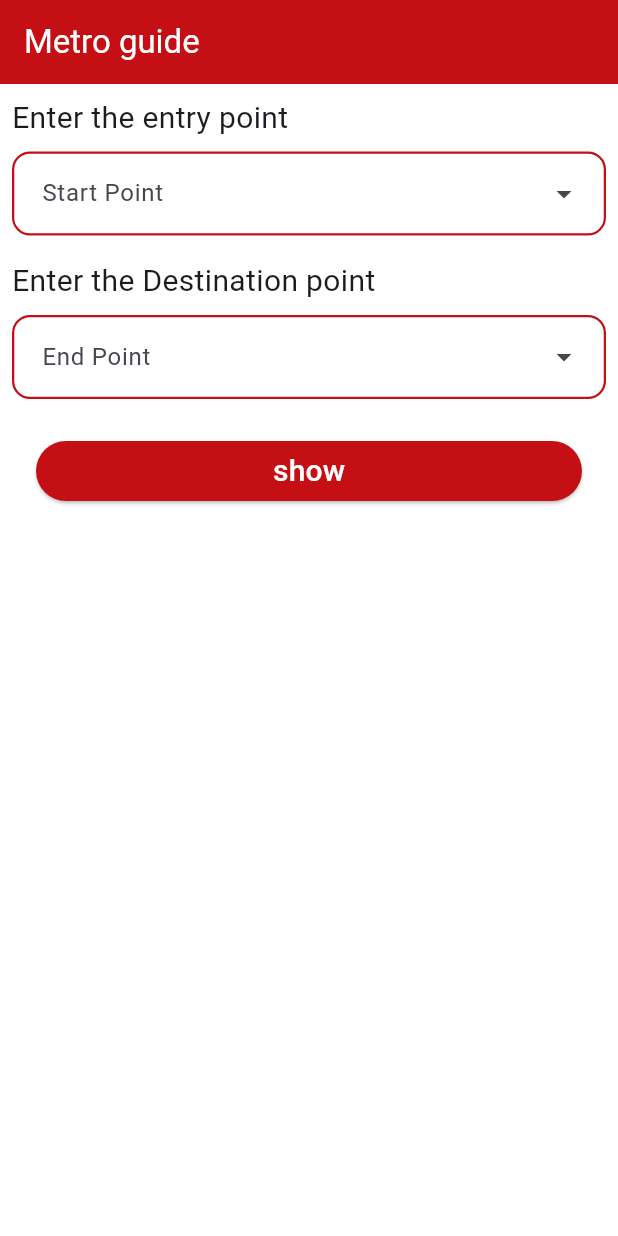
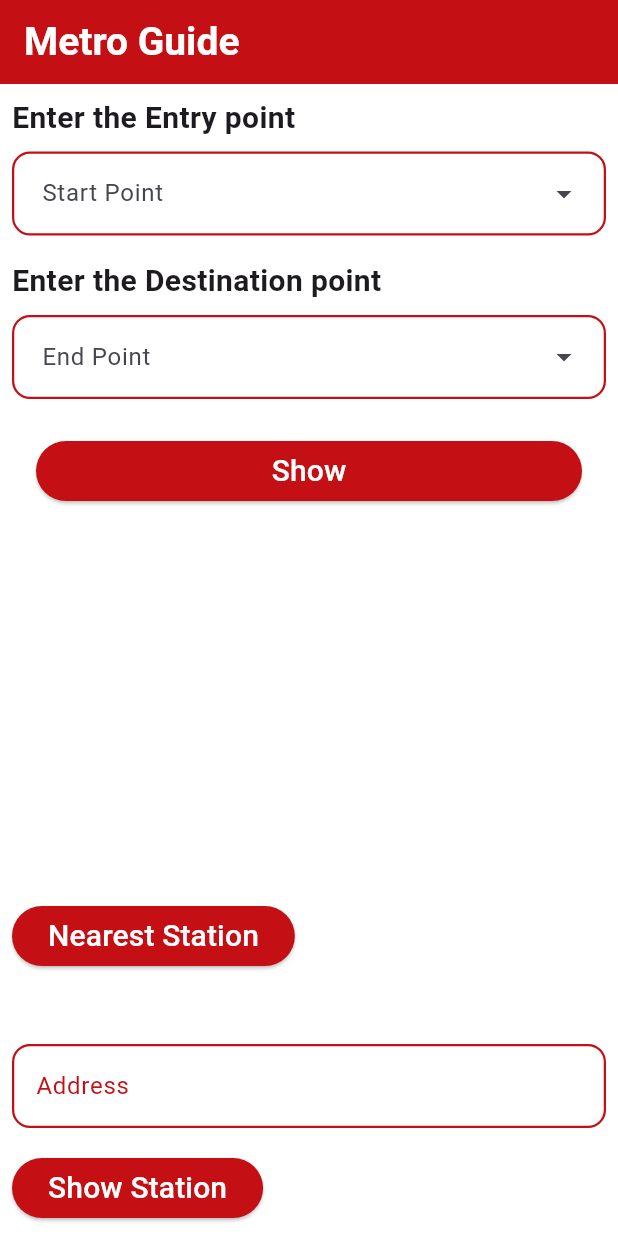
Before and after one commit to mhmdashraf11/Metro-app, a Flutter app: the screen it shows after launch, on a phone screen of 412 x 824 dp. Run offline on Flutter 3.47's test engine with Material 3 defaults, Android fonts, the phone set to English and light mode, and no system bars; our stand-ins replace dartx, get.

Commit message:
home updates

```diff
--- a/lib/input_page.dart
+++ b/lib/input_page.dart
@@ -96,12 +96,20 @@ class InputPage extends StatelessWidget {
   List<List<String>> routes = [];
   final entryCont = TextEditingController();
   final DestinationCont = TextEditingController();
+  final addressCont = TextEditingController();
   @override
   Widget build(BuildContext context) {
     return Scaffold(
       backgroundColor: Colors.white,
       appBar: AppBar(
-        title: Text('Metro guide', style: TextStyle(color: Colors.white)),
+        title: Text(
+          'Metro Guide',
+          style: TextStyle(
+            color: Colors.white,
+            fontWeight: FontWeight.bold,
+            fontSize: 26,
+          ),
+        ),
         backgroundColor: Color(0xFFc41014),
       ),
       body: SafeArea(
@@ -113,8 +121,8 @@ class InputPage extends StatelessWidget {
               Align(
                 alignment: Alignment.topLeft,
                 child: Text(
-                  'Enter the entry point',
-                  style: TextStyle(fontSize: 20),
+                  'Enter the Entry point',
+                  style: TextStyle(fontSize: 20, fontWeight: FontWeight.bold),
                 ),
               ),
               DropdownMenu(
@@ -177,7 +185,7 @@ class InputPage extends StatelessWidget {
                   padding: const EdgeInsets.only(top: 8),
                   child: Text(
                     'Enter the Destination point',
-                    style: TextStyle(fontSize: 20),
+                    style: TextStyle(fontSize: 20, fontWeight: FontWeight.bold),
                   ),
                 ),
               ),
@@ -249,7 +257,7 @@ class InputPage extends StatelessWidget {
                       if (routes.isNotEmpty) {
                         final minRoute = routes.minBy((route) => route.length)!;
                         count.value =
-                            ' Number of stations : ${Metro().stationCount(minRoute)}';
+                            'Number of stations : ${Metro().stationCount(minRoute)}';
                         time.value =
                             'Estimated time : ${Metro().expectedTimeMin(minRoute)}';
                         price.value = 'Price : ${Metro().fareEGP(minRoute)}';
@@ -260,7 +268,7 @@ class InputPage extends StatelessWidget {
                       backgroundColor: Color(0xFFc41014),
                     ),
                     child: Text(
-                      'show',
+                      'Show',
                       style: TextStyle(color: Colors.white, fontSize: 20),
                     ),
                   ),
@@ -306,13 +314,112 @@ class InputPage extends StatelessWidget {
               Obx(() {
                 return Visibility(
                   visible: show.value,
-                  child: ElevatedButton.icon(
-                    onPressed: () {},
-                    label: Text('See more'),
-                    icon: Icon(Icons.chevron_right),
+                  child: Align(
+                    alignment: Alignment.topRight,
+                    child: ElevatedButton.icon(
+                      style: ElevatedButton.styleFrom(
+                        backgroundColor: Color(0xFFc41014),
+                      ),
+                      onPressed: () {},
+                      label: Text(
+                        'See more',
+                        style: TextStyle(color: Colors.white),
+                      ),
+                      icon: Icon(Icons.chevron_right, color: Colors.white),
+                    ),
                   ),
                 );
               }),
+              Spacer(),
+              Column(
+                spacing: 16,
+                crossAxisAlignment: CrossAxisAlignment.end,
+                children: [
+                  Padding(
+                    padding: const EdgeInsets.only(bottom: 32),
+                    child: Row(
+                      mainAxisAlignment: MainAxisAlignment.spaceBetween,
+                      children: [
+                        Align(
+                          alignment: Alignment.centerLeft,
+                          child: ElevatedButton(
+                            style: ElevatedButton.styleFrom(
+                              backgroundColor: Color(0xFFc41014),
+                            ),
+                            onPressed: () {},
+                            child: Text(
+                              'Nearest Station',
+                              style: TextStyle(
+                                fontSize: 20,
+                                color: Colors.white,
+                              ),
+                            ),
+                          ),
+                        ),
+                        Text(''),
+                      ],
+                    ),
+                  ),
+                  TextField(
+                    controller: addressCont,
+                    decoration: InputDecoration(
+                      labelText: 'Address',
+                      labelStyle: TextStyle(color: Color(0xFFc41014)),
+                      border: OutlineInputBorder(
+                        borderRadius: BorderRadius.circular(12),
+                        borderSide: const BorderSide(
+                          color: Color(0xFFc41014),
+                          width: 1.5,
+                        ),
+                      ),
+                      // inputDecorationTheme: InputDecorationTheme(
+                      //   filled: true,
+                      //   fillColor: Colors.white,
+                      //   contentPadding: const EdgeInsets.symmetric(
+                      //     vertical: 12,
+                      //     horizontal: 16,
+                      //   ),),
+                      //   border: OutlineInputBorder(
+                      //     borderRadius: BorderRadius.circular(12),
+                      //     borderSide: const BorderSide(
+                      //       color: Color(0xFFc41014),
+                      //       width: 1.5,
+                      //     ),
+                      //   ),
+                      enabledBorder: OutlineInputBorder(
+                        borderRadius: BorderRadius.circular(12),
+                        borderSide: const BorderSide(
+                          color: Color(0xFFc41014),
+                          width: 1.5,
+                        ),
+                      ),
+                      focusedBorder: OutlineInputBorder(
+                        borderRadius: BorderRadius.circular(12),
+                        borderSide: const BorderSide(
+                          color: Color(0xFFc41014),
+                          width: 2,
+                        ),
+                      ),
+                    ),
+                  ),
+
+                  Row(
+                    children: [
+                      ElevatedButton(
+                        style: ElevatedButton.styleFrom(
+                          backgroundColor: Color(0xFFc41014),
+                        ),
+                        onPressed: () {},
+                        child: Text(
+                          'Show Station',
+                          style: TextStyle(fontSize: 20, color: Colors.white),
+                        ),
+                      ),
+                      Text(""),
+                    ],
+                  ),
+                ],
+              ),
             ],
           ),
         ),
```
